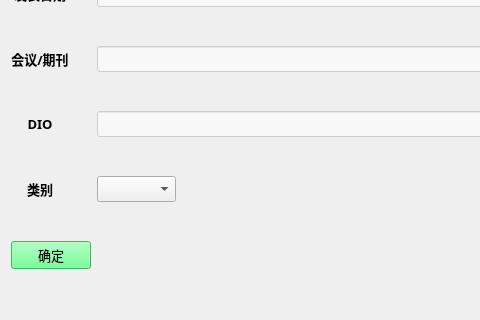
Qt form admin/frontend/editPaperWin.ui (sophiefy/WHU-MMS) before a commit; both pictures show x 0 to 480 and y 258 to 578 of the 976 by 578 pixel window.
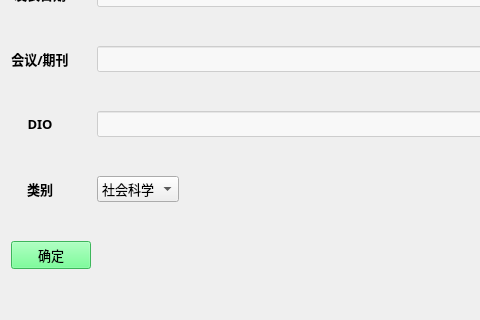
The same form after that commit.

The edit to the form file:
```diff
--- a/admin/frontend/editPaperWin.ui
+++ b/admin/frontend/editPaperWin.ui
@@ -245,6 +245,16 @@
        <pointsize>10</pointsize>
       </font>
      </property>
+     <item>
+      <property name="text">
+       <string>社会科学</string>
+      </property>
+     </item>
+     <item>
+      <property name="text">
+       <string>自然科学</string>
+      </property>
+     </item>
     </widget>
    </item>
    <item row="6" column="3">
```
